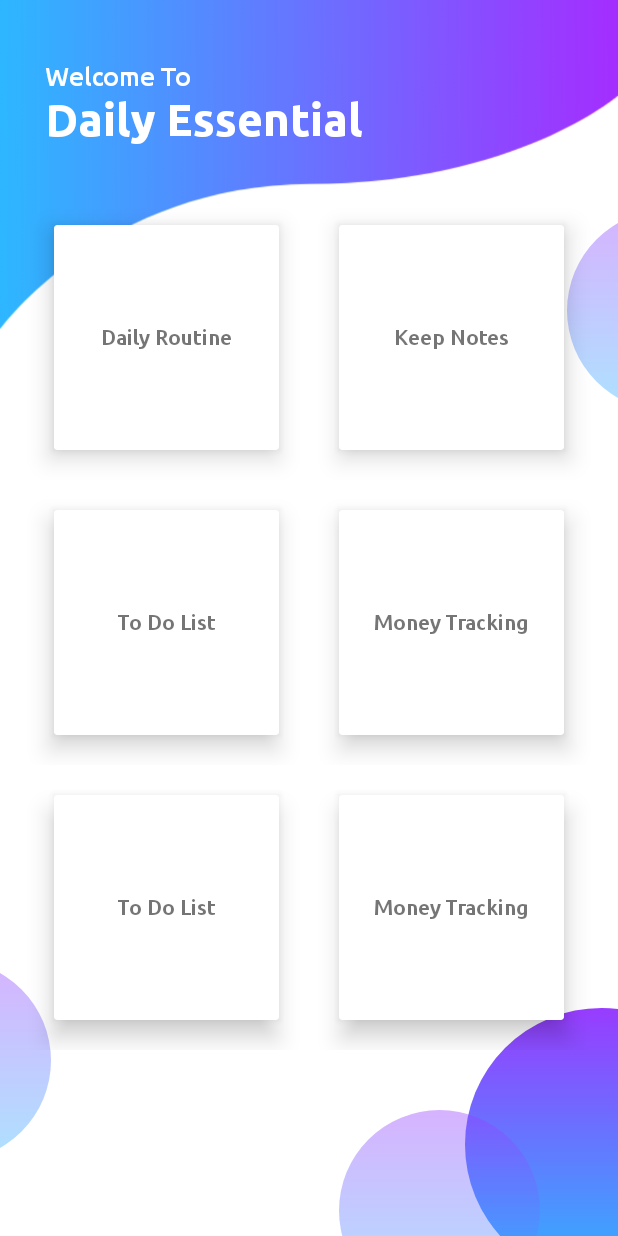
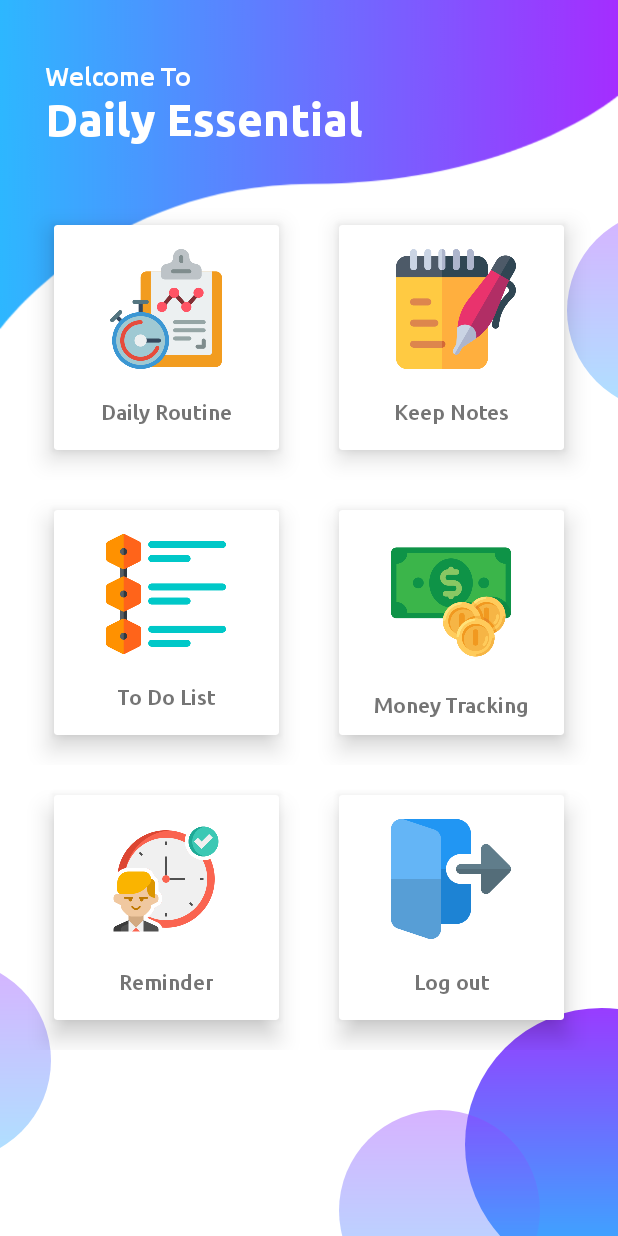
Before and after one commit to wadud6065/Daily-Essential, an Android app: the screen it shows after launch once a user with an empty profile is signed in (DashBoard), on a phone screen of 412 x 824 dp. Run offline under Robolectric (Android 15) with nearby library versions, the phone set to English and light mode, and no system bars; our stand-ins replace Firebase (no records; nobody signed in at launch, a user with empty details on screens opened directly).

Commit message:
Icon added In DashBoard

```diff
--- a/app/src/main/res/layout/activity_dash_board.xml
+++ b/app/src/main/res/layout/activity_dash_board.xml
@@ -120,10 +120,16 @@
                     android:orientation="vertical"
                     android:gravity="center">
 
+                    <ImageView
+                        android:layout_width="80dp"
+                        android:layout_height="80dp"
+                        android:src="@drawable/routine"/>
+
                     <com.google.android.material.textview.MaterialTextView
                         android:fontFamily="@font/ubuntu_medium"
                         android:layout_width="wrap_content"
                         android:layout_height="wrap_content"
+                        android:layout_marginTop="20dp"
                         android:text="Daily Routine"
                         android:gravity="center"/>
 
@@ -147,10 +153,17 @@
                     android:orientation="vertical"
                     android:gravity="center">
 
+                    <ImageView
+                        android:layout_width="80dp"
+                        android:layout_height="80dp"
+                        android:layout_marginLeft="3dp"
+                        android:src="@drawable/notes"/>
+
                     <com.google.android.material.textview.MaterialTextView
                         android:fontFamily="@font/ubuntu_medium"
                         android:layout_width="wrap_content"
                         android:layout_height="wrap_content"
+                        android:layout_marginTop="20dp"
                         android:text="Keep Notes"
                         android:gravity="center"/>
 
@@ -179,10 +192,16 @@
                     android:orientation="vertical"
                     android:gravity="center">
 
+                    <ImageView
+                        android:layout_width="80dp"
+                        android:layout_height="80dp"
+                        android:src="@drawable/todolist"/>
+
                     <com.google.android.material.textview.MaterialTextView
                         android:fontFamily="@font/ubuntu_medium"
                         android:layout_width="wrap_content"
                         android:layout_height="wrap_content"
+                        android:layout_marginTop="20dp"
                         android:text="To Do List"
                         android:gravity="center"/>
 
@@ -205,10 +224,17 @@
                     android:orientation="vertical"
                     android:gravity="center">
 
+                    <ImageView
+                        android:layout_width="80dp"
+                        android:layout_height="80dp"
+                        android:layout_marginTop="10dp"
+                        android:src="@drawable/money"/>
+
                     <com.google.android.material.textview.MaterialTextView
                         android:fontFamily="@font/ubuntu_medium"
                         android:layout_width="wrap_content"
                         android:layout_height="wrap_content"
+                        android:layout_marginTop="20dp"
                         android:text="Money Tracking"
                         android:gravity="center"/>
 
@@ -238,11 +264,17 @@
                     android:orientation="vertical"
                     android:gravity="center">
 
+                    <ImageView
+                        android:layout_width="80dp"
+                        android:layout_height="80dp"
+                        android:src="@drawable/reminder"/>
+
                     <com.google.android.material.textview.MaterialTextView
                         android:fontFamily="@font/ubuntu_medium"
                         android:layout_width="wrap_content"
                         android:layout_height="wrap_content"
-                        android:text="To Do List"
+                        android:layout_marginTop="20dp"
+                        android:text="Reminder"
                         android:gravity="center"/>
 
                 </LinearLayout>
@@ -265,11 +297,17 @@
                     android:orientation="vertical"
                     android:gravity="center">
 
+                    <ImageView
+                        android:layout_width="80dp"
+                        android:layout_height="80dp"
+                        android:src="@drawable/logout"/>
+
                     <com.google.android.material.textview.MaterialTextView
                         android:fontFamily="@font/ubuntu_medium"
                         android:layout_width="wrap_content"
                         android:layout_height="wrap_content"
-                        android:text="Money Tracking"
+                        android:layout_marginTop="20dp"
+                        android:text="Log out"
                         android:gravity="center"/>
 
                 </LinearLayout>
```
Also changed, not shown: app/src/main/res/drawable/logout.png (added), app/src/main/res/drawable/money.png (added), app/src/main/res/drawable/notes.png (added), app/src/main/res/drawable/reminder.png (added), app/src/main/res/drawable/routine.png (added), app/src/main/res/drawable/todolist.png (added).
